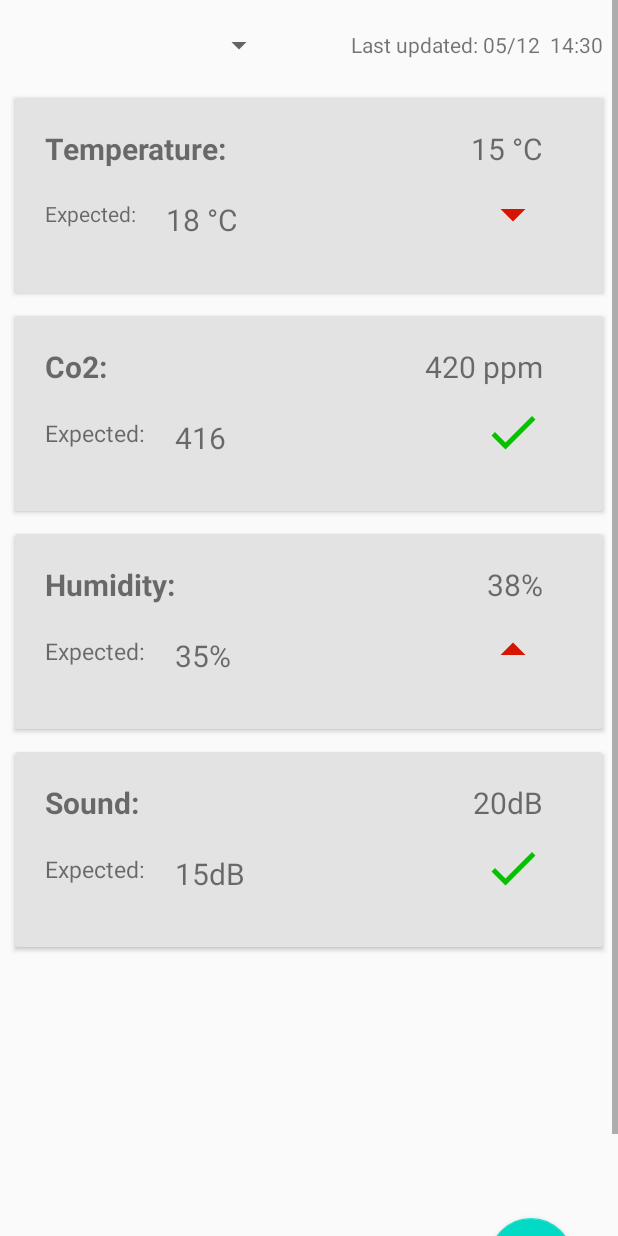
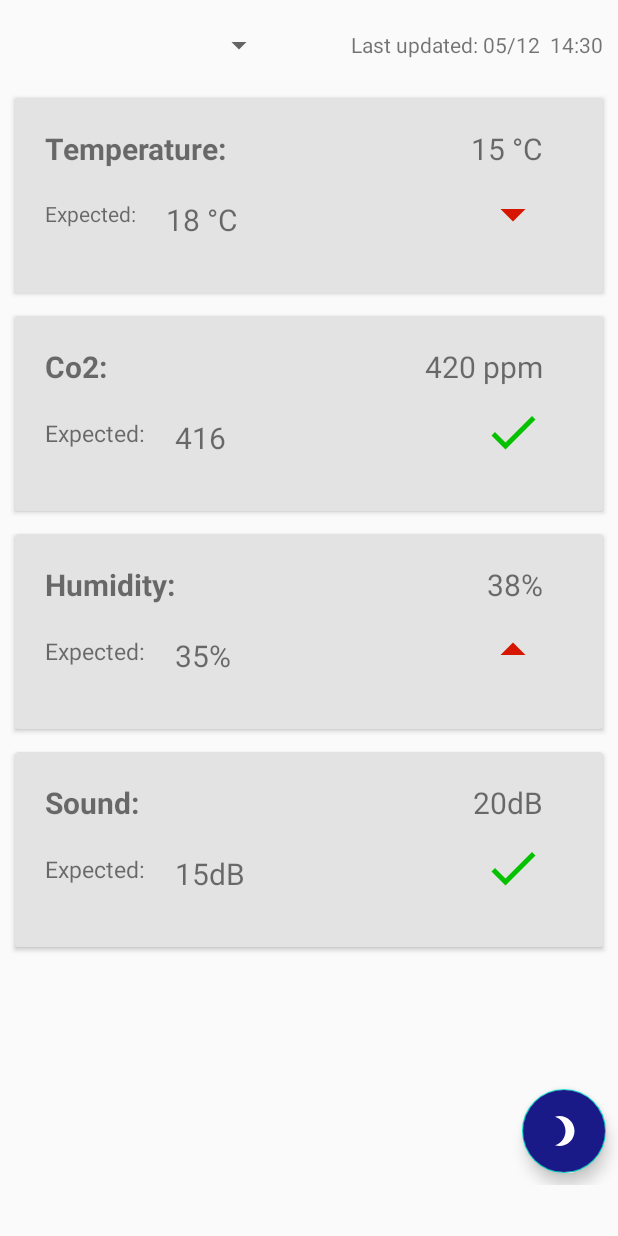
Before and after one commit to kokopiotrowski/Sep4AndroidApp, an Android app: the layout fragment_main_firstpage.xml on its own in the app's theme, with its tools: preview values and no code run, on a phone screen of 412 x 824 dp. Run offline under Robolectric (Android 15) with nearby library versions, the light colour scheme and no system bars; network calls fail.

Commit message:
Fact & Tips Finish

```diff
--- a/app/src/main/java/com/example/sep4androidapp/fragments/mainFragment/mainViewFragments/FragmentFirstPage.java
+++ b/app/src/main/java/com/example/sep4androidapp/fragments/mainFragment/mainViewFragments/FragmentFirstPage.java
@@ -24,6 +24,7 @@ import com.example.sep4androidapp.ViewModels.ReportViewModel;
 import com.example.sep4androidapp.ViewModels.StartStopViewModel;
 import com.example.sep4androidapp.connection.ApiCallBack;
 import com.google.android.material.floatingactionbutton.FloatingActionButton;
+import com.google.android.material.snackbar.Snackbar;
 
 public class FragmentFirstPage extends Fragment {
     private Spinner spinner;
@@ -55,7 +56,7 @@ public class FragmentFirstPage extends Fragment {
         timeStamp = v.findViewById(R.id.timeStamp);
         randomFactButton = v.findViewById(R.id.floatingButton);
         title = v.findViewById(R.id.randomTitle);
-        text = v.findViewById(R.id.randonText);
+        text = v.findViewById(R.id.randomText);
         cardView = v.findViewById(R.id.randomFactLayout);
 
         viewModel = new ViewModelProvider(this).get(ReportViewModel.class);
--- /dev/null
+++ b/app/src/main/res/drawable/night.xml
@@ -0,0 +1,5 @@
+<vector android:height="24dp" android:tint="#FFFFFF"
+    android:viewportHeight="24.0" android:viewportWidth="24.0"
+    android:width="24dp" xmlns:android="http://schemas.android.com/apk/res/android">
+    <path android:fillColor="#FF000000" android:pathData="M9,2c-1.05,0 -2.05,0.16 -3,0.46 4.06,1.27 7,5.06 7,9.54 0,4.48 -2.94,8.27 -7,9.54 0.95,0.3 1.95,0.46 3,0.46 5.52,0 10,-4.48 10,-10S14.52,2 9,2z"/>
+</vector>
--- a/app/src/main/res/layout/fragment_fact.xml
+++ b/app/src/main/res/layout/fragment_fact.xml
@@ -39,7 +39,7 @@
         android:textAlignment="center"
         android:textSize="30sp"
         android:textStyle="bold"
-        android:textColor="@color/star"
+        android:textColor="@color/white"
         app:layout_constraintBottom_toBottomOf="parent"
         app:layout_constraintEnd_toEndOf="parent"
         app:layout_constraintStart_toStartOf="parent"
--- a/app/src/main/res/layout/fragment_main_firstpage.xml
+++ b/app/src/main/res/layout/fragment_main_firstpage.xml
@@ -1,9 +1,9 @@
 <?xml version="1.0" encoding="utf-8"?>
 <ScrollView xmlns:android="http://schemas.android.com/apk/res/android"
     xmlns:app="http://schemas.android.com/apk/res-auto"
+    xmlns:tools="http://schemas.android.com/tools"
     android:layout_width="match_parent"
     android:layout_height="match_parent"
-    xmlns:tools="http://schemas.android.com/tools"
     tools:context=".MainActivity">
 
     <LinearLayout
@@ -20,12 +20,11 @@
         <LinearLayout
             android:layout_width="match_parent"
             android:layout_height="40dp"
-            android:orientation="horizontal"
             android:layout_marginLeft="10dp"
             android:layout_marginTop="10dp"
             android:layout_marginRight="10dp"
             android:layout_marginBottom="5dp"
-            >
+            android:orientation="horizontal">
 
             <Spinner
                 android:id="@+id/spinner"
@@ -203,8 +202,8 @@
                     android:layout_marginStart="20dp"
                     android:layout_marginTop="20dp"
                     android:text="Humidity:"
+                    android:textSize="20sp"
                     android:textStyle="bold"
-                    android:textSize="20sp"
                     app:layout_constraintStart_toStartOf="parent"
                     app:layout_constraintTop_toTopOf="parent" />
 
@@ -272,8 +271,8 @@
                     android:layout_marginStart="20dp"
                     android:layout_marginTop="20dp"
                     android:text="Sound:"
+                    android:textSize="20sp"
                     android:textStyle="bold"
-                    android:textSize="20sp"
                     app:layout_constraintStart_toStartOf="parent"
                     app:layout_constraintTop_toTopOf="parent" />
 
@@ -322,35 +321,27 @@
         </androidx.cardview.widget.CardView>
 
 
-
-
-
-
-
-
-
         <androidx.cardview.widget.CardView
             android:id="@+id/randomFactLayout"
             android:layout_width="match_parent"
-            android:layout_height="130dp"
+            android:layout_height="wrap_content"
             android:layout_marginLeft="10dp"
             android:layout_marginTop="10dp"
             android:layout_marginRight="10dp"
             android:layout_marginBottom="5dp"
-            app:cardBackgroundColor="#E3E3E3"
             android:visibility="invisible"
-            >
+            app:cardBackgroundColor="#E3E3E3">
 
             <androidx.constraintlayout.widget.ConstraintLayout
                 android:layout_width="match_parent"
-                android:layout_height="match_parent"
-                android:background="@color/blue_night">
+                android:layout_height="match_parent">
+
 
                 <TextView
                     android:id="@+id/randomTitle"
                     android:layout_width="wrap_content"
                     android:layout_height="wrap_content"
-                    android:textColor="@color/star"
+                    android:textColor="@color/blue_night"
                     android:textSize="15sp"
                     android:textStyle="bold"
                     app:layout_constraintBottom_toBottomOf="parent"
@@ -361,41 +352,35 @@
                     app:layout_constraintVertical_bias="0.056" />
 
                 <TextView
-                    android:id="@+id/randonText"
+                    android:id="@+id/randomText"
                     android:layout_width="wrap_content"
                     android:layout_height="wrap_content"
                     android:layout_marginLeft="8dp"
-                    android:layout_marginRight="8dp"
-                    android:textColor="#FFFFFF"
+                    android:layout_marginRight="18dp"
+                    android:layout_marginTop="15dp"
+                    android:layout_marginBottom="10dp"
                     android:textSize="12sp"
                     app:layout_constraintBottom_toBottomOf="parent"
                     app:layout_constraintEnd_toEndOf="parent"
-                    app:layout_constraintHorizontal_bias="0.071"
+                    app:layout_constraintHorizontal_bias="0.091"
                     app:layout_constraintStart_toStartOf="parent"
-                    app:layout_constraintTop_toBottomOf="@+id/randomTitle" />
+                    app:layout_constraintTop_toBottomOf="@+id/randomTitle"
+                    app:layout_constraintVertical_bias="0.67" />
 
 
             </androidx.constraintlayout.widget.ConstraintLayout>
         </androidx.cardview.widget.CardView>
 
 
+        <com.google.android.material.floatingactionbutton.FloatingActionButton
+            android:id="@+id/floatingButton"
+            android:layout_width="wrap_content"
+            android:layout_height="wrap_content"
+            android:layout_gravity="end"
+            android:layout_margin="8dp"
+            android:backgroundTint="@color/blue_night"
+            android:src="@drawable/night"/>
 
-
-
-
-
-        <com.google.android.material.floatingactionbutton.FloatingActionButton
-
-            android:id="@+id/floatingButton"
-            layout_alignParentButton="true"
-            layout_alignParentEnd="true"
-            android:layout_width="232dp"
-            android:layout_height="wrap_content"
-            android:layout_gravity="right"
-            android:layout_margin="30dp"
-
-
-            />
 
     </LinearLayout>
 
--- a/app/src/main/res/values/colors.xml
+++ b/app/src/main/res/values/colors.xml
@@ -5,4 +5,5 @@
     <color name="colorAccent">#03DAC5</color>
     <color name="blue_night">#191988</color>
     <color name="star">#FFFF00</color>
+    <color name="white">#FFFFFF</color>
 </resources>
```
Also changed, not shown: app/src/main/java/com/example/sep4androidapp/ViewModels/RandomFactViewModel.java (deleted, +0 -35 lines), app/src/main/res/layout/fact_item.xml (+8 -8 lines). Lines whose indentation alone changed are shown as unchanged.
